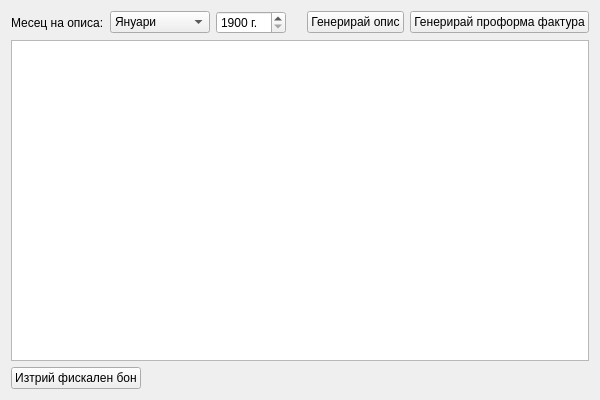
Qt form src/View/Widgets/FiscalReportView.ui (thefinalcutbg/DinoDent) before a commit.
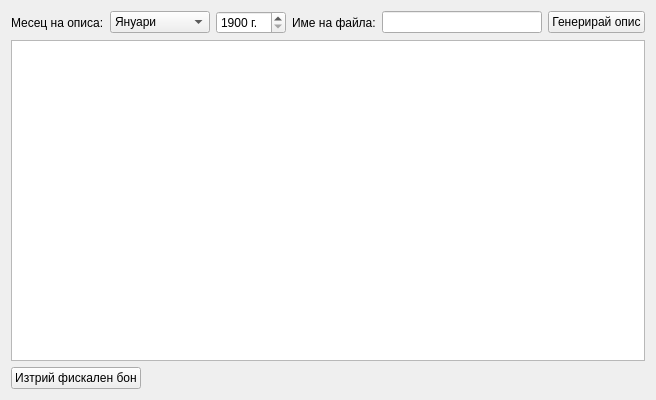
The same form after that commit.

Commit message: fiscal report filename implemented

```diff
--- a/src/View/Widgets/FiscalReportView.ui
+++ b/src/View/Widgets/FiscalReportView.ui
@@ -6,7 +6,7 @@
    <rect>
     <x>0</x>
     <y>0</y>
-    <width>600</width>
+    <width>655</width>
     <height>400</height>
    </rect>
   </property>
@@ -118,6 +118,29 @@
        </property>
       </widget>
      </item>
+     <item>
+      <widget class="QLabel" name="label_2">
+       <property name="text">
+        <string>Име на файла:</string>
+       </property>
+      </widget>
+     </item>
+     <item>
+      <widget class="QLineEdit" name="filenameEdit">
+       <property name="minimumSize">
+        <size>
+         <width>160</width>
+         <height>0</height>
+        </size>
+       </property>
+       <property name="text">
+        <string/>
+       </property>
+       <property name="readOnly">
+        <bool>true</bool>
+       </property>
+      </widget>
+     </item>
      <item>
       <spacer name="horizontalSpacer_4">
        <property name="orientation">
@@ -138,13 +161,6 @@
        </property>
       </widget>
      </item>
-     <item>
-      <widget class="QPushButton" name="generateInvoice">
-       <property name="text">
-        <string>Генерирай проформа фактура</string>
-       </property>
-      </widget>
-     </item>
     </layout>
    </item>
    <item>
```
The commit also changes 6 other files.
